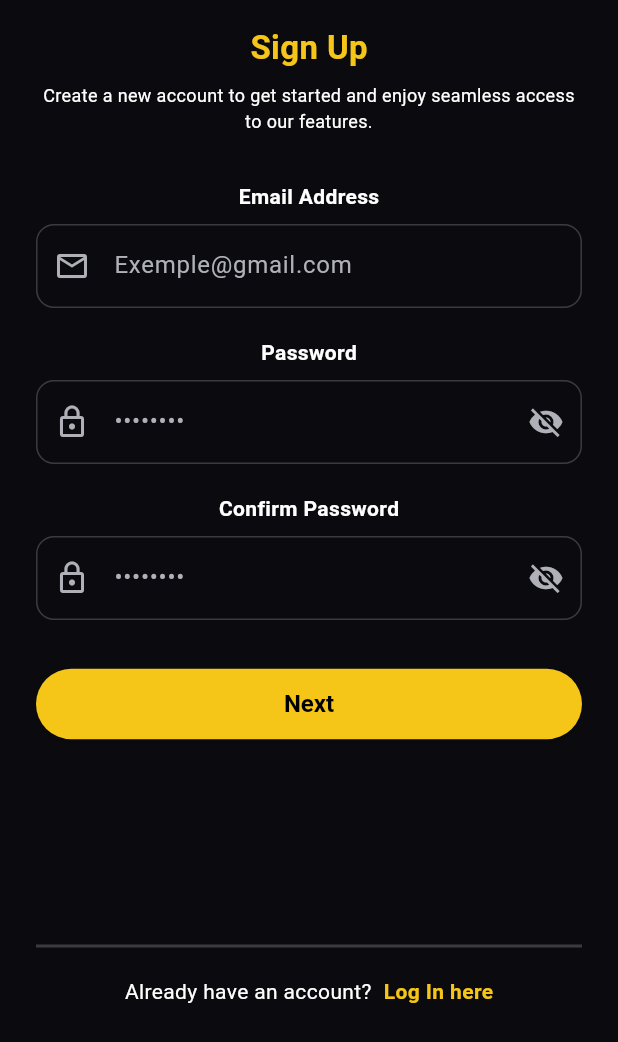
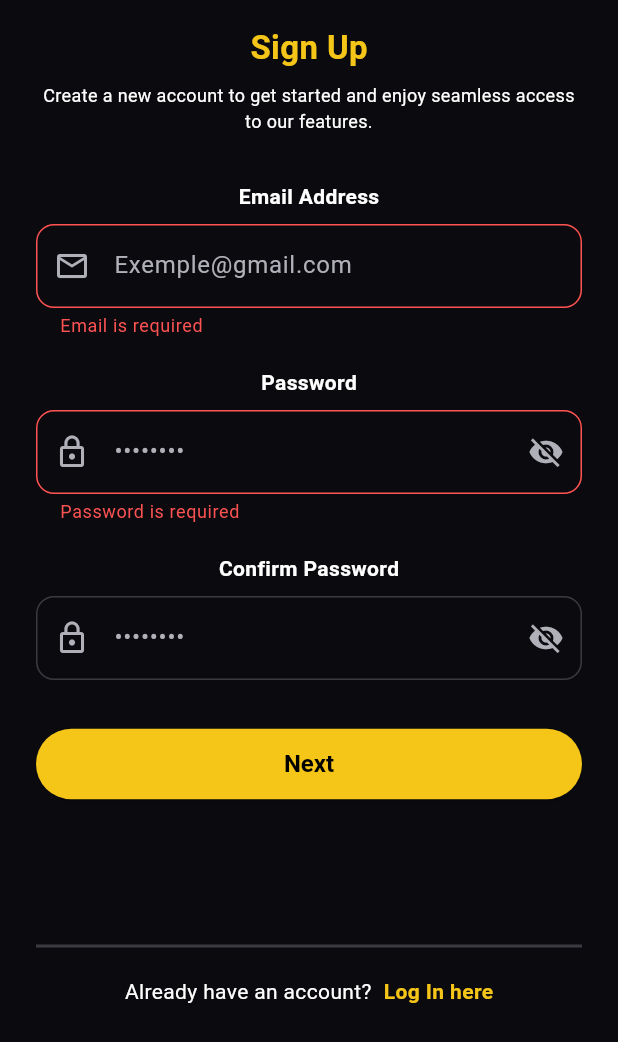
Before and after one commit to NesrineSimohamed/focusbank, a Flutter app: the SignUpScreen screen opened directly, after a tap on "Next", on a phone screen of 412 x 824 dp, the part 194-1236 px from its top. Run offline on Flutter 3.47's test engine with Material 3 defaults, Android fonts, the phone set to English and light mode, and no system bars; our stand-ins replace device_preview; statements that could not run were skipped.

Commit message:
Add form validation and Sign Up step 2 (name, dream job, income)

```diff
--- a/lib/screens/signup_screen.dart
+++ b/lib/screens/signup_screen.dart
@@ -1,6 +1,8 @@
 import 'package:flutter/material.dart';
 import 'package:focusbank/screens/login_screen.dart';
+import 'package:focusbank/screens/signup_profile_screen.dart';
 import 'package:focusbank/theme/app_colors.dart';
+import 'package:focusbank/utils/validators.dart';
 import 'package:focusbank/widgets/auth_parts.dart';
 import 'package:focusbank/widgets/auth_text_field.dart';
 import 'package:focusbank/widgets/primary_button.dart';
@@ -13,6 +15,8 @@ class SignUpScreen extends StatefulWidget {
 }
 
 class _SignUpScreenState extends State<SignUpScreen> {
+  // The handle used to validate the whole Form.
+  final _formKey = GlobalKey<FormState>();
   final _emailController = TextEditingController();
   final _passwordController = TextEditingController();
   final _confirmController = TextEditingController();
@@ -26,15 +30,19 @@ class _SignUpScreenState extends State<SignUpScreen> {
   }
 
   void _onNext() {
-    // Quick check: the two passwords must match.
-    if (_passwordController.text != _confirmController.text) {
-      // SnackBar = small message at the bottom of the screen.
-      ScaffoldMessenger.of(context).showSnackBar(
-        const SnackBar(content: Text('Passwords do not match')),
+    // validate() runs every validator; false = at least one error.
+    if (!_formKey.currentState!.validate()) return;
+
+    // All good: go to step 2 and hand over the data.
+    Navigator.push(
+      context,
+      MaterialPageRoute(
+        builder: (_) => SignUpProfileScreen(
+          email: _emailController.text.trim(),
+          password: _passwordController.text,
+        ),
+      ),
     );
-      return;
-    }
-    // TODO: go to the next sign-up step / call the backend.
   }
 
   @override
@@ -47,6 +55,11 @@ class _SignUpScreenState extends State<SignUpScreen> {
             Expanded(
               child: SingleChildScrollView(
                 padding: const EdgeInsets.symmetric(horizontal: 24),
+                // Form wraps the fields so they can be validated together.
+                child: Form(
+                  key: _formKey,
+                  // After the first interaction, errors update live.
+                  autovalidateMode: AutovalidateMode.onUserInteraction,
                   child: Column(
                     children: [
                       const SizedBox(height: 40),
@@ -62,6 +75,7 @@ class _SignUpScreenState extends State<SignUpScreen> {
                         icon: Icons.mail_outline,
                         controller: _emailController,
                         keyboardType: TextInputType.emailAddress,
+                        validator: Validators.email,
                       ),
                       const SizedBox(height: 20),
                       AuthTextField(
@@ -70,6 +84,7 @@ class _SignUpScreenState extends State<SignUpScreen> {
                         icon: Icons.lock_outline,
                         controller: _passwordController,
                         isPassword: true,
+                        validator: Validators.password,
                       ),
                       const SizedBox(height: 20),
                       AuthTextField(
@@ -78,13 +93,20 @@ class _SignUpScreenState extends State<SignUpScreen> {
                         icon: Icons.lock_outline,
                         controller: _confirmController,
                         isPassword: true,
+                        // Inline validator: compare with the password field.
+                        validator: (value) =>
+                            value != _passwordController.text
+                                ? 'Passwords do not match'
+                                : null,
                       ),
                       const SizedBox(height: 32),
                       SizedBox(
                         width: double.infinity,
-                      child: PrimaryButton(label: 'Next', onPressed: _onNext),
+                        child:
+                            PrimaryButton(label: 'Next', onPressed: _onNext),
                       ),
                     ],
+                  ),
                 ),
               ),
             ),
--- /dev/null
+++ b/lib/utils/validators.dart
@@ -0,0 +1,35 @@
+/// All the form checks in one place, so every screen can reuse them.
+/// Each function returns null if OK, or an error message if not.
+class Validators {
+  // The pattern: letters/digits before "@", then a domain, a dot, an ending.
+  static final RegExp _emailRegex =
+      RegExp(r'^[\w.+-]+@[\w-]+(\.[\w-]+)*\.[a-zA-Z]{2,}$');
+
+  static String? email(String? value) {
+    final text = value?.trim() ?? ''; // ?? '' = use '' if value is null
+    if (text.isEmpty) return 'Email is required';
+    if (!_emailRegex.hasMatch(text)) return 'Enter a valid email address';
+    return null;
+  }
+
+  static String? password(String? value) {
+    final text = value ?? '';
+    if (text.isEmpty) return 'Password is required';
+    if (text.length < 6) return 'At least 6 characters';
+    return null;
+  }
+
+  // Generic "must not be empty" check, with the field name in the message.
+  static String? required(String? value, String fieldName) {
+    if (value == null || value.trim().isEmpty) return '$fieldName is required';
+    return null;
+  }
+
+  static String? income(String? value) {
+    final text = (value ?? '').replaceAll(',', '').trim(); // "3,000" -> "3000"
+    if (text.isEmpty) return 'Dream income is required';
+    final number = double.tryParse(text); // null if it's not a number
+    if (number == null || number <= 0) return 'Enter a valid amount';
+    return null;
+  }
+}
--- a/lib/widgets/auth_parts.dart
+++ b/lib/widgets/auth_parts.dart
@@ -5,8 +5,14 @@ import 'package:focusbank/theme/app_colors.dart';
 class AuthHeader extends StatelessWidget {
   final String title;
   final String subtitle;
+  final bool showBack; // show the yellow "<" arrow?
 
-  const AuthHeader({super.key, required this.title, required this.subtitle});
+  const AuthHeader({
+    super.key,
+    required this.title,
+    required this.subtitle,
+    this.showBack = false, // default: no arrow (Login, Sign Up step 1)
+  });
 
   @override
   Widget build(BuildContext context) {
@@ -22,6 +28,10 @@ class AuthHeader extends StatelessWidget {
           ),
         ),
         const SizedBox(height: 16),
+        // Stack: the title stays centered, the arrow floats on the left.
+        Stack(
+          alignment: Alignment.center,
+          children: [
             Text(
               title,
               style: const TextStyle(
@@ -29,6 +39,21 @@ class AuthHeader extends StatelessWidget {
                 fontSize: 22,
                 fontWeight: FontWeight.bold,
               ),
+            ),
+            if (showBack) // "if" inside a list: add the widget only if true
+              Align(
+                alignment: Alignment.centerLeft,
+                child: GestureDetector(
+                  // pop = remove this screen, go back to the previous one.
+                  onTap: () => Navigator.pop(context),
+                  child: const Icon(
+                    Icons.arrow_back_ios_new,
+                    color: AppColors.yellow,
+                    size: 20,
+                  ),
+                ),
+              ),
+          ],
         ),
         const SizedBox(height: 8),
         Text(
--- a/lib/widgets/auth_text_field.dart
+++ b/lib/widgets/auth_text_field.dart
@@ -1,15 +1,15 @@
 import 'package:flutter/material.dart';
 import 'package:focusbank/theme/app_colors.dart';
 
-/// A labeled text field used on Login and Sign Up.
-/// Stateful because the password field must remember "hidden or visible".
 class AuthTextField extends StatefulWidget {
   final String label;
   final String hint;
   final IconData icon;
   final TextEditingController controller;
-  final bool isPassword; // true = show the eye icon and hide the text
+  final bool isPassword;
   final TextInputType keyboardType;
+  // A function that receives the text and returns an error message or null.
+  final String? Function(String?)? validator;
 
   const AuthTextField({
     super.key,
@@ -19,17 +19,16 @@ class AuthTextField extends StatefulWidget {
     required this.controller,
     this.isPassword = false,
     this.keyboardType = TextInputType.text,
+    this.validator,
   });
 
   @override
   State<AuthTextField> createState() => _AuthTextFieldState();
 }
 
-// The State class holds the data that can change.
 class _AuthTextFieldState extends State<AuthTextField> {
-  bool _hidden = true; // is the password currently hidden?
+  bool _hidden = true;
 
-  // Helper to build the same border with a different color.
   OutlineInputBorder _border(Color color) => OutlineInputBorder(
         borderRadius: BorderRadius.circular(12),
         borderSide: BorderSide(color: color),
@@ -40,7 +39,7 @@ class _AuthTextFieldState extends State<AuthTextField> {
     return Column(
       children: [
         Text(
-          widget.label, // "widget." reaches the values above
+          widget.label,
           style: const TextStyle(
             color: Colors.white,
             fontWeight: FontWeight.bold,
@@ -48,29 +47,31 @@ class _AuthTextFieldState extends State<AuthTextField> {
           ),
         ),
         const SizedBox(height: 8),
-        TextField(
+        TextFormField(
           controller: widget.controller,
-          keyboardType: widget.keyboardType, // email keyboard shows "@"
-          // Hide the text only if it's a password AND _hidden is true.
+          keyboardType: widget.keyboardType,
           obscureText: widget.isPassword && _hidden,
+          validator: widget.validator, // the Form calls this on validate()
           style: const TextStyle(color: Colors.white),
           decoration: InputDecoration(
             hintText: widget.hint,
             hintStyle: const TextStyle(color: AppColors.textMuted),
             prefixIcon: Icon(widget.icon, color: AppColors.textMuted),
-            // Eye button only for password fields.
             suffixIcon: widget.isPassword
                 ? IconButton(
                     icon: Icon(
                       _hidden ? Icons.visibility_off : Icons.visibility,
                       color: AppColors.textMuted,
                     ),
-                    // setState tells Flutter to redraw with the new value.
                     onPressed: () => setState(() => _hidden = !_hidden),
                   )
                 : null,
-            enabledBorder: _border(AppColors.fieldBorder), // normal
-            focusedBorder: _border(AppColors.yellow), // when tapped
+            enabledBorder: _border(AppColors.fieldBorder),
+            focusedBorder: _border(AppColors.yellow),
+            // Borders used when the validator returned an error.
+            errorBorder: _border(Colors.redAccent),
+            focusedErrorBorder: _border(Colors.redAccent),
+            errorStyle: const TextStyle(color: Colors.redAccent),
           ),
         ),
       ],
```
Also changed, not shown: lib/screens/signup_profile_screen.dart (added, +125 -0 lines). Lines whose indentation alone changed are shown as unchanged.
